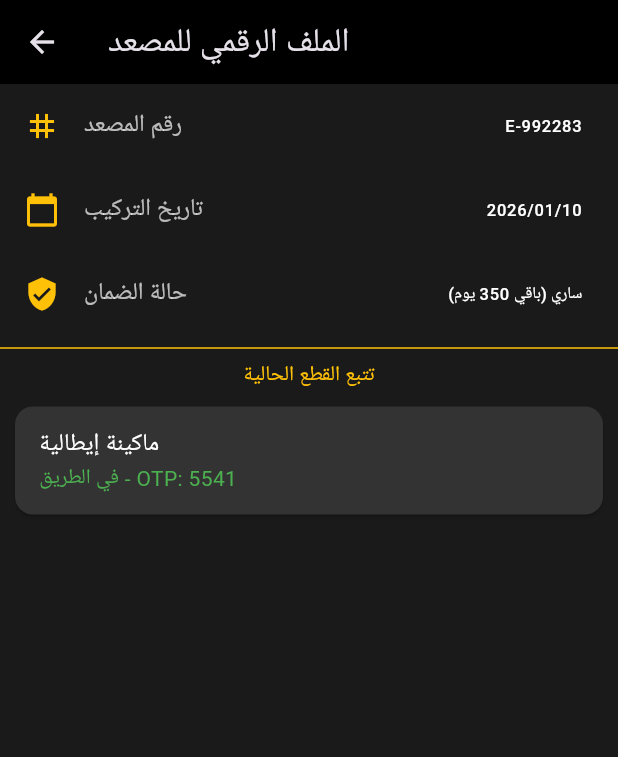
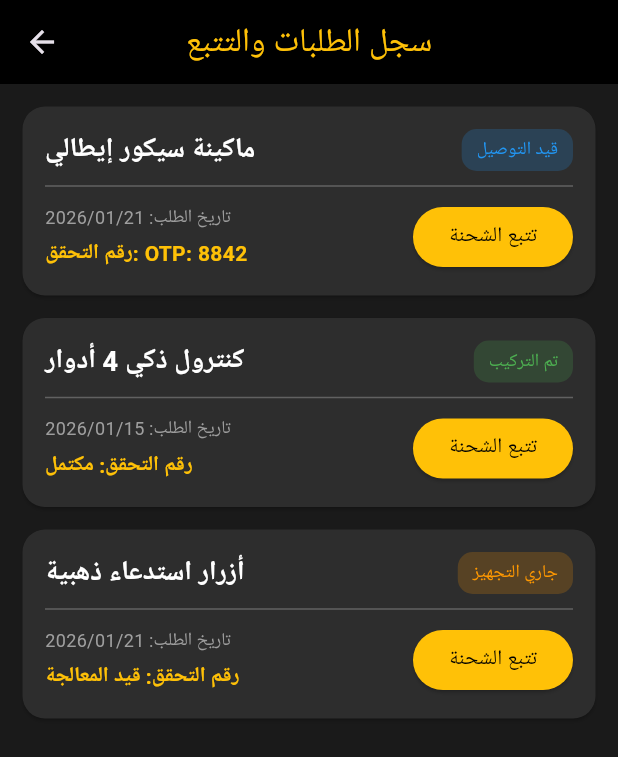
Before and after one commit to ahmedchiva-max/smart, a Flutter app: the ReportsPage screen opened directly, on a phone screen of 412 x 824 dp. Shown: the top 757 px of the screen. Run offline on Flutter 3.47's test engine with Material 3 defaults, Android fonts, the phone set to English and light mode, and no system bars.

Commit message:
إتمام الربط الاحترافي بين المتجر والتقارير ونظام التتبع

```diff
--- a/lib/main.dart
+++ b/lib/main.dart
@@ -1,11 +1,11 @@
 import 'package:flutter/material.dart';
 import 'screens/smart_home.dart';
 import 'screens/shop_page.dart';
+import 'screens/reports_page.dart';
 
 void main() => runApp(MaterialApp(
   debugShowCheckedModeBanner: false,
-  title: 'Smart Elevators',
-  theme: ThemeData(brightness: Brightness.dark),
+  theme: ThemeData(brightness: Brightness.dark, primaryColor: Colors.amber),
   home: MainNavigation(),
 ));
 
@@ -18,8 +18,8 @@ class _MainNavigationState extends State<MainNavigation> {
   int _currentIndex = 0;
   final List<Widget> _pages = [
     SmartHomePage(),
-    Center(child: Text("صفحة الطلبات")),
-    Center(child: Text("صفحة التقارير")),
+    ReportsPage(), // ربط صفحة طلباتي هنا
+    ReportsPage(), // ربط صفحة التقارير هنا
     ShopPage(),
     Center(child: Text("حسابي")),
   ];
@@ -37,9 +37,9 @@ class _MainNavigationState extends State<MainNavigation> {
         onTap: (index) => setState(() => _currentIndex = index),
         items: [
           BottomNavigationBarItem(icon: Icon(Icons.home), label: "الرئيسية"),
-          BottomNavigationBarItem(icon: Icon(Icons.list_alt), label: "طلباتي"),
-          BottomNavigationBarItem(icon: Icon(Icons.description), label: "التقارير"),
-          BottomNavigationBarItem(icon: Icon(Icons.shopping_cart), label: "المتجر"),
+          BottomNavigationBarItem(icon: Icon(Icons.shopping_bag), label: "طلباتي"),
+          BottomNavigationBarItem(icon: Icon(Icons.analytics), label: "التقارير"),
+          BottomNavigationBarItem(icon: Icon(Icons.store), label: "المتجر"),
           BottomNavigationBarItem(icon: Icon(Icons.person), label: "حسابي"),
         ],
       ),
--- a/lib/screens/reports_page.dart
+++ b/lib/screens/reports_page.dart
@@ -5,25 +5,65 @@ class ReportsPage extends StatelessWidget {
   Widget build(BuildContext context) {
     return Scaffold(
       backgroundColor: Color(0xFF1A1A1A),
-      appBar: AppBar(title: Text("الملف الرقمي للمصعد"), backgroundColor: Colors.black),
-      body: Column(
+      appBar: AppBar(
+        backgroundColor: Colors.black,
+        title: Text("سجل الطلبات والتتبع", style: TextStyle(color: Colors.amber)),
+        centerTitle: true,
+      ),
+      body: ListView(
+        padding: EdgeInsets.all(15),
         children: [
-          _infoCard("رقم المصعد", "E-992283", Icons.tag),
-          _infoCard("تاريخ التركيب", "2026/01/10", Icons.calendar_today),
-          _infoCard("حالة الضمان", "ساري (باقي 350 يوم)", Icons.verified_user),
-          Divider(color: Colors.amber),
-          Text("تتبع القطع الحالية", style: TextStyle(color: Colors.amber)),
-          _trackItem("ماكينة إيطالية", "في الطريق - OTP: 5541"),
+          _buildTrackCard("ماكينة سيكور إيطالي", "قيد التوصيل", "2026/01/21", "OTP: 8842", Colors.blue),
+          _buildTrackCard("كنترول ذكي 4 أدوار", "تم التركيب", "2026/01/15", "مكتمل", Colors.green),
+          _buildTrackCard("أزرار استدعاء ذهبية", "جاري التجهيز", "2026/01/21", "قيد المعالجة", Colors.orange),
         ],
       ),
     );
   }
 
-  Widget _infoCard(String t, String v, IconData i) {
-    return ListTile(leading: Icon(i, color: Colors.amber), title: Text(t, style: TextStyle(color: Colors.white70)), trailing: Text(v, style: TextStyle(color: Colors.white)));
-  }
-
-  Widget _trackItem(String item, String status) {
-    return Card(color: Color(0xFF333333), margin: EdgeInsets.all(10), child: ListTile(title: Text(item, style: TextStyle(color: Colors.white)), subtitle: Text(status, style: TextStyle(color: Colors.green))));
+  Widget _buildTrackCard(String title, String status, String date, String otp, Color statusColor) {
+    return Card(
+      color: Color(0xFF2D2D2D),
+      margin: EdgeInsets.only(bottom: 15),
+      shape: RoundedRectangleBorder(borderRadius: BorderRadius.circular(15)),
+      child: Padding(
+        padding: EdgeInsets.all(15),
+        child: Column(
+          crossAxisAlignment: CrossAxisAlignment.start,
+          children: [
+            Row(
+              mainAxisAlignment: MainAxisAlignment.spaceBetween,
+              children: [
+                Text(title, style: TextStyle(color: Colors.white, fontSize: 18, fontWeight: FontWeight.bold)),
+                Container(
+                  padding: EdgeInsets.symmetric(horizontal: 10, vertical: 5),
+                  decoration: BoxDecoration(color: statusColor.withOpacity(0.2), borderRadius: BorderRadius.circular(10)),
+                  child: Text(status, style: TextStyle(color: statusColor, fontSize: 12)),
+                ),
+              ],
+            ),
+            Divider(color: Colors.grey[700], height: 20),
+            Row(
+              mainAxisAlignment: MainAxisAlignment.spaceBetween,
+              children: [
+                Column(
+                  crossAxisAlignment: CrossAxisAlignment.start,
+                  children: [
+                    Text("تاريخ الطلب: $date", style: TextStyle(color: Colors.grey, fontSize: 12)),
+                    SizedBox(height: 5),
+                    Text("رقم التحقق: $otp", style: TextStyle(color: Colors.amber, fontWeight: FontWeight.bold)),
+                  ],
+                ),
+                ElevatedButton(
+                  onPressed: () {},
+                  style: ElevatedButton.styleFrom(backgroundColor: Colors.amber, foregroundColor: Colors.black),
+                  child: Text("تتبع الشحنة"),
+                ),
+              ],
+            ),
+          ],
+        ),
+      ),
+    );
   }
 }
```
